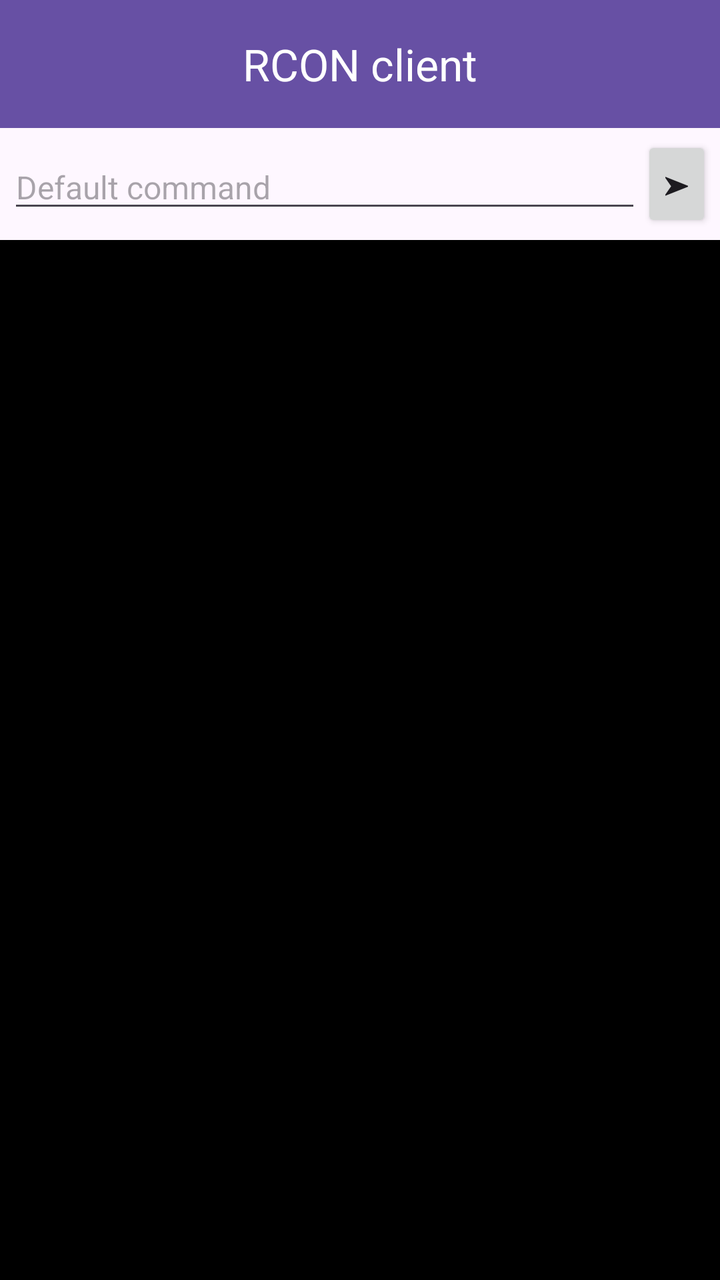
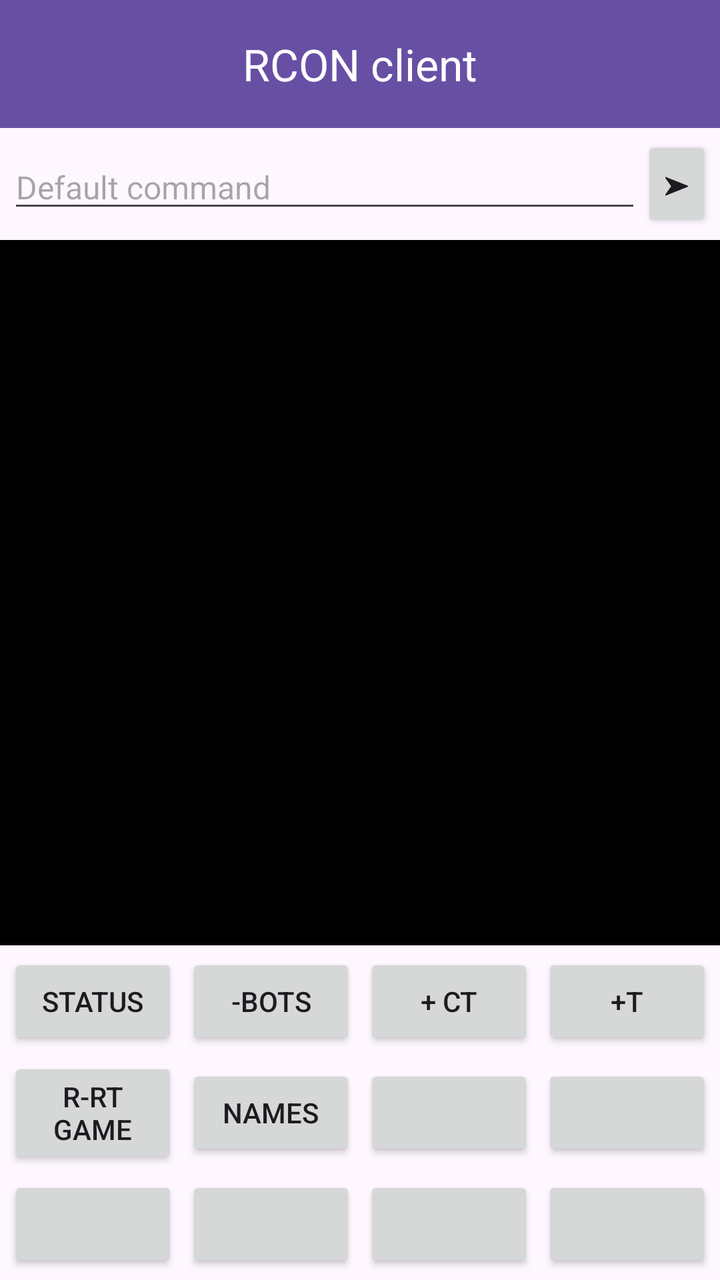

Screens rendered from an Android XML layout before and after an edit, with the pre-edit source and the edit as a unified diff.
<!-- AndroidManifest.xml: application theme Theme.RCONGraphicalClient -->
<!-- res/layout/activity_main.xml -->
<?xml version="1.0" encoding="utf-8"?>
<androidx.constraintlayout.widget.ConstraintLayout xmlns:android="http://schemas.android.com/apk/res/android"
    xmlns:app="http://schemas.android.com/apk/res-auto"
    xmlns:tools="http://schemas.android.com/tools"
    android:id="@+id/activityMain"
    android:layout_width="match_parent"
    android:layout_height="match_parent"
    tools:context="MainActivity">

    <com.google.android.material.appbar.MaterialToolbar
        android:id="@+id/toolbar"
        android:layout_width="match_parent"
        android:layout_height="wrap_content"
        android:background="?attr/colorPrimary"
        android:minHeight="?attr/actionBarSize"
        android:theme="?attr/actionBarTheme"
        app:layout_constraintEnd_toEndOf="parent"
        app:layout_constraintHeight_percent="@fraction/toolbar_height_percent"
        app:layout_constraintStart_toStartOf="parent"
        app:layout_constraintTop_toTopOf="parent"
        app:subtitleCentered="true"
        app:subtitleTextColor="@color/white"
        app:title="@string/app_name" />

    <LinearLayout
        android:id="@+id/constraintLayoutMainContent"
        android:layout_width="0dp"
        android:layout_height="0dp"
        android:orientation="vertical"
        app:layout_constraintBottom_toBottomOf="parent"
        app:layout_constraintEnd_toEndOf="parent"
        app:layout_constraintStart_toStartOf="parent"
        app:layout_constraintTop_toBottomOf="@+id/toolbar">

        <LinearLayout
            android:layout_width="match_parent"
            android:layout_height="wrap_content"
            android:orientation="horizontal"
            android:padding="4dp">

            <EditText
                android:id="@+id/etCommand"
                android:layout_width="0dp"
                android:layout_height="wrap_content"
                android:layout_gravity="center_vertical"
                android:layout_weight="9"
                android:hint="@string/default_command"
                android:imeOptions="actionSend"
                android:inputType="text"
                android:textSize="16sp" />

            <Button
                android:id="@+id/btnSend"
                android:layout_width="0dp"
                android:layout_height="wrap_content"
                android:layout_gravity="center_vertical"
                android:layout_weight="1"
                android:insetBottom="3dp"
                android:text="➤" />
        </LinearLayout>

        <ScrollView
            android:id="@+id/scrollLog"
            android:layout_width="match_parent"
            android:layout_height="0dp"
            android:layout_weight="1"
            android:background="@color/black">

            <TextView
                android:id="@+id/tvLog"
                android:layout_width="match_parent"
                android:layout_height="wrap_content"
                android:fontFamily="monospace"
                android:padding="8dp"
                android:text=""
                android:textColor="#00FF00"
                android:textSize="16sp" />

        </ScrollView>

    </LinearLayout>


</androidx.constraintlayout.widget.ConstraintLayout>
<!-- resources referenced by this layout -->
<resources>
  <color name="black">#000000</color>
  <color name="white">#FFFFFFFF</color>
  <string name="app_name" translatable="false">RCON client</string>
  <string name="default_command">Default command</string>
  <style name="Theme.RCONGraphicalClient" parent="Base.Theme.RCONGraphicalClient" />
  <style name="Base.Theme.RCONGraphicalClient" parent="Theme.Material3.DayNight.NoActionBar">
          
          
          <item name="materialButtonStyle">@style/NormalButton</item>
          <item name="alertDialogTheme">@style/NormalDialogStyle</item>
          <item name="toolbarStyle">@style/NormalToolbarStyle</item>
      </style>
  <style name="NormalButton" parent="BaseButtonStyle">
      </style>
  <style name="NormalDialogStyle" parent="BaseDialogStyle">
      </style>
  <style name="NormalToolbarStyle" parent="Widget.Material3.Toolbar">
          <item name="titleTextColor">@color/white</item>
          <item name="android:titleTextAppearance">@style/NormalToolbarTitleTextAppearance</item>
          <item name="titleCentered">true</item>
      </style>
  <style name="BaseButtonStyle" parent="Widget.Material3.Button">
          <item name="cornerRadius">4dp</item>
          <item name="android:padding">4dp</item>
          <item name="android:insetRight">2dp</item>
          <item name="android:insetLeft">2dp</item>
          <item name="android:insetTop">2dp</item>
          <item name="android:insetBottom">2dp</item>
          <item name="android:textColor">@color/white</item>
          <item name="android:textSize">16sp</item>
      </style>
  <style name="BaseDialogStyle" parent="Theme.Material3.DayNight.Dialog.Alert">
          <item name="android:textSize">20sp</item>
      </style>
  <style name="NormalToolbarTitleTextAppearance" parent="TextAppearance.Material3.TitleMedium">
          <item name="android:textColor">@color/white</item>
          <item name="android:textStyle">bold</item>
      </style>
</resources>

<!-- the commit's change to res/layout/activity_main.xml (unified diff, before → after) -->
@@ -66,17 +66,169 @@
             android:layout_weight="1"
             android:background="@color/black">
 
-            <TextView
-                android:id="@+id/tvLog"
+            <HorizontalScrollView
                 android:layout_width="match_parent"
-                android:layout_height="wrap_content"
-                android:fontFamily="monospace"
-                android:padding="8dp"
-                android:text=""
-                android:textColor="#00FF00"
-                android:textSize="16sp" />
-
+                android:layout_height="wrap_content">
+
+                <TextView
+                    android:id="@+id/tvLog"
+                    android:layout_width="wrap_content"
+                    android:layout_height="wrap_content"
+                    android:fontFamily="monospace"
+                    android:padding="8dp"
+                    android:text=""
+                    android:textColor="#00FF00"
+                    android:textSize="16sp" />
+
+            </HorizontalScrollView>
         </ScrollView>
+        <androidx.constraintlayout.widget.ConstraintLayout
+            android:layout_width="match_parent"
+            android:layout_height="wrap_content"
+            android:padding="4dp">
+
+            <Button
+                android:id="@+id/button1"
+                android:layout_width="0dp"
+                android:layout_height="wrap_content"
+                android:insetLeft="0dp"
+                android:insetTop="0dp"
+                android:insetRight="0dp"
+                android:insetBottom="0dp"
+                android:text="@string/status"
+                app:cornerRadius="0dp" />
+
+            <Button
+                android:id="@+id/button2"
+                android:layout_width="0dp"
+                android:layout_height="wrap_content"
+                android:insetLeft="0dp"
+                android:insetTop="0dp"
+                android:insetRight="0dp"
+                android:insetBottom="0dp"
+                android:text="@string/bots_kick_all_short"
+                app:cornerRadius="0dp" />
+
+            <Button
+                android:id="@+id/button3"
+                android:layout_width="0dp"
+                android:layout_height="wrap_content"
+                android:insetLeft="0dp"
+                android:insetTop="0dp"
+                android:insetRight="0dp"
+                android:insetBottom="0dp"
+                android:text="@string/bots_add_ct"
+                app:cornerRadius="0dp" />
+
+            <Button
+                android:id="@+id/button4"
+                android:layout_width="0dp"
+                android:layout_height="wrap_content"
+                android:insetLeft="0dp"
+                android:insetTop="0dp"
+                android:insetRight="0dp"
+                android:insetBottom="0dp"
+                android:text="@string/bots_add_t"
+                app:cornerRadius="0dp" />
+
+            <Button
+                android:id="@+id/button5"
+                android:layout_width="0dp"
+                android:layout_height="wrap_content"
+                android:insetLeft="0dp"
+                android:insetTop="0dp"
+                android:insetRight="0dp"
+                android:insetBottom="0dp"
+                android:text="@string/restart_game_short"
+                app:cornerRadius="0dp" />
+
+            <Button
+                android:id="@+id/button6"
+                android:layout_width="0dp"
+                android:layout_height="wrap_content"
+                android:insetLeft="0dp"
+                android:insetTop="0dp"
+                android:insetRight="0dp"
+                android:insetBottom="0dp"
+                android:text="@string/player_names"
+                app:cornerRadius="0dp" />
+
+            <Button
+                android:id="@+id/button7"
+                android:layout_width="0dp"
+                android:layout_height="wrap_content"
+                android:insetLeft="0dp"
+                android:insetTop="0dp"
+                android:insetRight="0dp"
+                android:insetBottom="0dp"
+                app:cornerRadius="0dp" />
+
+            <Button
+                android:id="@+id/button8"
+                android:layout_width="0dp"
+                android:layout_height="wrap_content"
+                android:insetLeft="0dp"
+                android:insetTop="0dp"
+                android:insetRight="0dp"
+                android:insetBottom="0dp"
+                app:cornerRadius="0dp" />
+
+            <Button
+                android:id="@+id/button9"
+                android:layout_width="0dp"
+                android:layout_height="wrap_content"
+                android:insetLeft="0dp"
+                android:insetTop="0dp"
+                android:insetRight="0dp"
+                android:insetBottom="0dp"
+                app:cornerRadius="0dp" />
+
+            <Button
+                android:id="@+id/button10"
+                android:layout_width="0dp"
+                android:layout_height="wrap_content"
+                android:insetLeft="0dp"
+                android:insetTop="0dp"
+                android:insetRight="0dp"
+                android:insetBottom="0dp"
+                app:cornerRadius="0dp" />
+
+            <Button
+                android:id="@+id/button11"
+                android:layout_width="0dp"
+                android:layout_height="wrap_content"
+                android:insetLeft="0dp"
+                android:insetTop="0dp"
+                android:insetRight="0dp"
+                android:insetBottom="0dp"
+                app:cornerRadius="0dp" />
+
+            <Button
+                android:id="@+id/button12"
+                android:layout_width="0dp"
+                android:layout_height="wrap_content"
+                android:insetLeft="0dp"
+                android:insetTop="0dp"
+                android:insetRight="0dp"
+                android:insetBottom="0dp"
+                app:cornerRadius="0dp" />
+
+            <androidx.constraintlayout.helper.widget.Flow
+                android:id="@+id/flowButtons"
+                android:layout_width="match_parent"
+                android:layout_height="wrap_content"
+                app:constraint_referenced_ids="button1,button2,button3,button4,button5,button6,button7,button8,button9,button10,button11,button12"
+                app:flow_wrapMode="chain"
+                app:flow_maxElementsWrap="4"
+                app:flow_horizontalStyle="spread"
+                app:flow_verticalStyle="spread"
+                app:flow_horizontalGap="4dp"
+                app:flow_verticalGap="4dp"
+                app:layout_constraintTop_toTopOf="parent"
+                app:layout_constraintStart_toStartOf="parent"
+                app:layout_constraintEnd_toEndOf="parent" />
+
+        </androidx.constraintlayout.widget.ConstraintLayout>
 
     </LinearLayout>
 
<!-- resource entries referenced after the edit -->
@@ -3,7 +3,13 @@
   <color name="black">#000000</color>
   <color name="white">#FFFFFFFF</color>
   <string name="app_name" translatable="false">RCON client</string>
+  <string name="bots_add_ct">+ CT</string>
+  <string name="bots_add_t">+T</string>
+  <string name="bots_kick_all_short">-BOTS</string>
   <string name="default_command">Default command</string>
+  <string name="player_names">Names</string>
+  <string name="restart_game_short">R-rt game</string>
+  <string name="status">Status</string>
   <style name="Theme.RCONGraphicalClient" parent="Base.Theme.RCONGraphicalClient" />
   <style name="Base.Theme.RCONGraphicalClient" parent="Theme.Material3.DayNight.NoActionBar">
           
